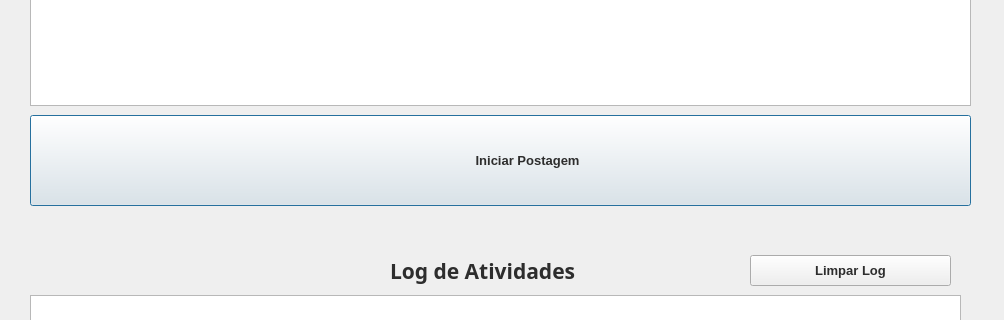
Qt form dialog_postar.ui (bruno-bert/nfpauto) before a commit; both pictures show x 0 to 1004 and y 225 to 545 of the 1004 by 932 pixel window.
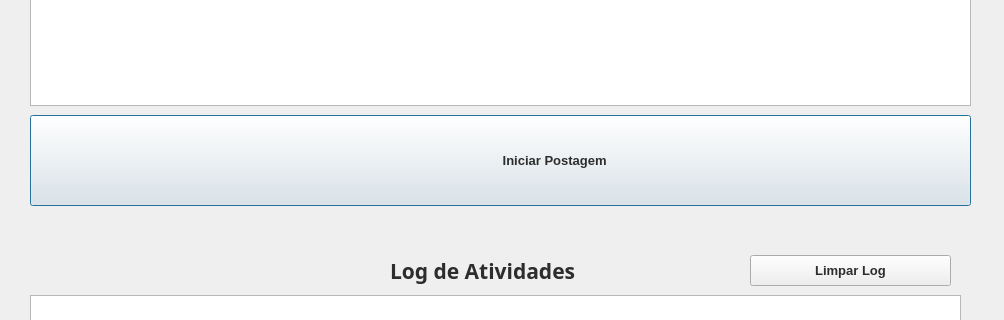
The same form after that commit. Icons and pictures are not drawn.

The edit to the form file:
```diff
--- a/dialog_postar.ui
+++ b/dialog_postar.ui
@@ -95,7 +95,7 @@
     <string notr="true">color: rgb(45, 45, 45);</string>
    </property>
    <property name="text">
-    <string>               Iniciar Postagem</string>
+    <string>                              Iniciar Postagem</string>
    </property>
    <property name="icon">
     <iconset>
```
